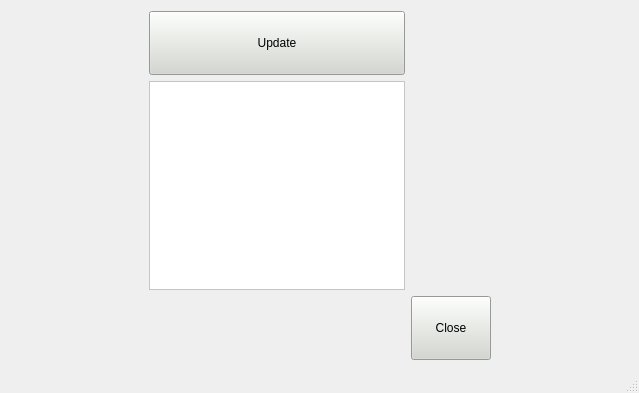
This is mainwindow.ui in echo95200/AutoUpdater as Qt 5 draws it before an edit. The edited form follows.
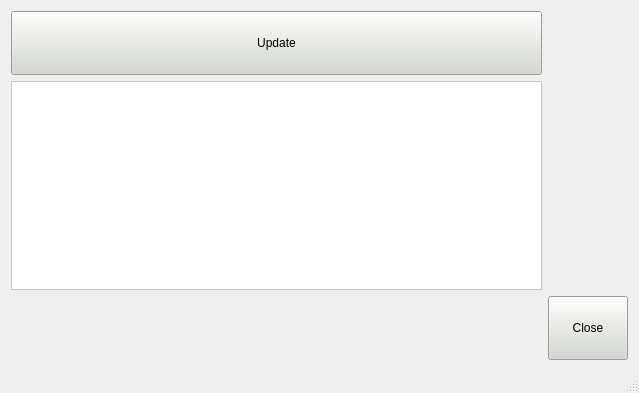
This is the edited form.

```diff
--- a/mainwindow.ui
+++ b/mainwindow.ui
@@ -21,7 +21,7 @@
   </property>
   <widget class="QWidget" name="centralWidget">
    <layout class="QGridLayout" name="gridLayout">
-    <item row="0" column="1">
+    <item row="0" column="0">
      <widget class="QPushButton" name="pushButtonUpdate">
       <property name="minimumSize">
        <size>
@@ -38,33 +38,7 @@
       </property>
      </widget>
     </item>
-    <item row="0" column="0">
-     <spacer name="horizontalSpacer">
-      <property name="orientation">
-       <enum>Qt::Horizontal</enum>
-      </property>
-      <property name="sizeHint" stdset="0">
-       <size>
-        <width>40</width>
-        <height>20</height>
-       </size>
-      </property>
-     </spacer>
-    </item>
-    <item row="2" column="3">
-     <spacer name="horizontalSpacer_4">
-      <property name="orientation">
-       <enum>Qt::Horizontal</enum>
-      </property>
-      <property name="sizeHint" stdset="0">
-       <size>
-        <width>40</width>
-        <height>20</height>
-       </size>
-      </property>
-     </spacer>
-    </item>
-    <item row="2" column="2">
+    <item row="2" column="1">
      <widget class="QPushButton" name="pushButtonClose">
       <property name="minimumSize">
        <size>
@@ -81,7 +55,7 @@
       </property>
      </widget>
     </item>
-    <item row="1" column="1">
+    <item row="1" column="0">
      <widget class="QTextEdit" name="textEdit">
       <property name="styleSheet">
        <string notr="true">color: rgb(0, 0, 0);
@@ -92,32 +66,6 @@
       </property>
      </widget>
     </item>
-    <item row="2" column="0">
-     <spacer name="horizontalSpacer_2">
-      <property name="orientation">
-       <enum>Qt::Horizontal</enum>
-      </property>
-      <property name="sizeHint" stdset="0">
-       <size>
-        <width>40</width>
-        <height>20</height>
-       </size>
-      </property>
-     </spacer>
-    </item>
-    <item row="2" column="1">
-     <spacer name="horizontalSpacer_3">
-      <property name="orientation">
-       <enum>Qt::Horizontal</enum>
-      </property>
-      <property name="sizeHint" stdset="0">
-       <size>
-        <width>40</width>
-        <height>20</height>
-       </size>
-      </property>
-     </spacer>
-    </item>
    </layout>
    <zorder>pushButtonClose</zorder>
    <zorder>textEdit</zorder>
```
Left out of the diff: 4 changed lines with no effect on the pictures.
